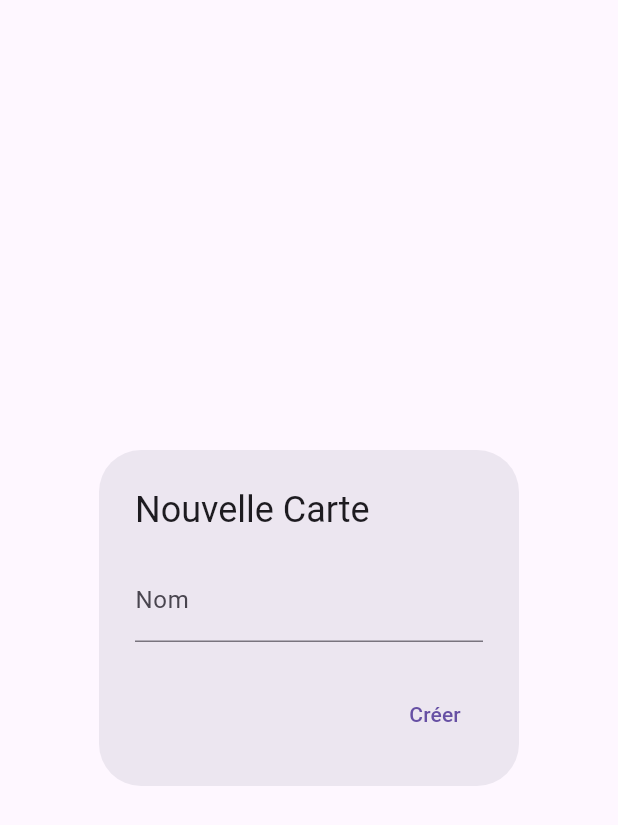
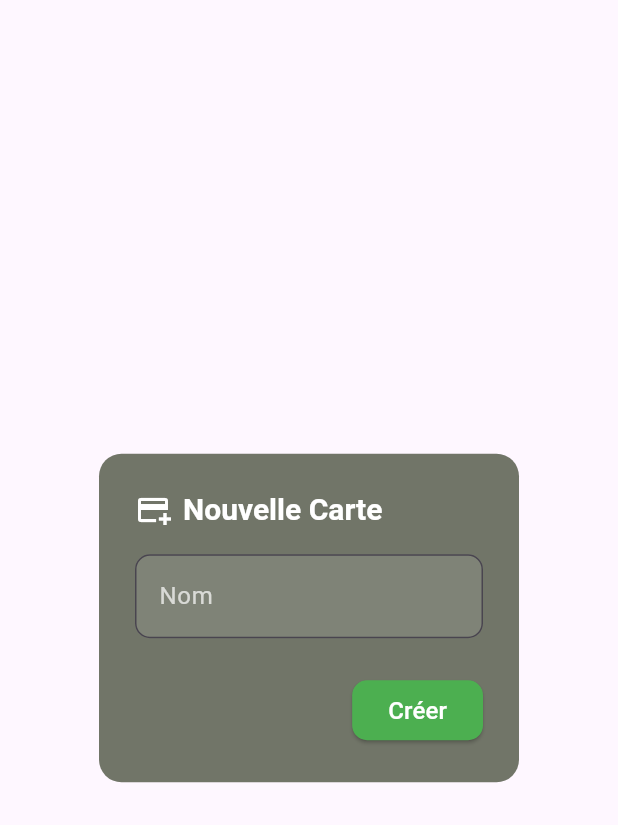
Before and after one commit to alexfrai/TrellApp, a Flutter app: the CardsNew widget shown alone on an empty page, opened directly with empty values, on a phone screen of 412 x 824 dp. Shown: the top 825 px of the screen. Run offline on Flutter 3.47's test engine with Material 3 defaults, Android fonts, the phone set to English and light mode, and no system bars; our stand-ins replace flutter_dotenv; network calls fail.

Commit message:
design alertdialog

```diff
--- a/lib/app/widgets/cards_new.dart
+++ b/lib/app/widgets/cards_new.dart
@@ -35,13 +35,10 @@ class _CardsNewState extends State<CardsNew> {
 
     if (response.statusCode == 200) {
       final newCard = json.decode(response.body);
-      if (response.statusCode == 200) {
-        final newCard = json.decode(response.body);
-        Navigator.pop(context, {
-          'id': newCard['id'],
-          'name': newCard['name'],
-        });
-      }
+      Navigator.pop(context, {
+        'id': newCard['id'],
+        'name': newCard['name'],
+      });
     }
 
     setState(() => _isLoading = false);
@@ -50,12 +47,63 @@ class _CardsNewState extends State<CardsNew> {
   @override
   Widget build(BuildContext context) {
     return AlertDialog(
-      title: const Text('Nouvelle Carte'),
+      shape: RoundedRectangleBorder(
+        borderRadius: BorderRadius.circular(15.0),
+      ),
+      backgroundColor: const Color.fromRGBO(113, 117, 104, 1),
+      title: Row(
+        children: const [
+          Icon(
+            Icons.add_card,
+            color: Colors.white,
+            size: 24.0,
+          ),
+          SizedBox(width: 8.0),
+          Text(
+            'Nouvelle Carte',
+            style: TextStyle(
+              color: Colors.white,
+              fontSize: 20.0,
+              fontWeight: FontWeight.bold,
+            ),
+          ),
+        ],
+      ),
       content: TextField(
         controller: _controller,
-        decoration: const InputDecoration(labelText: 'Nom'),
+        style: TextStyle(color: Colors.white),
+        decoration: InputDecoration(
+          labelText: 'Nom',
+          labelStyle: TextStyle(color: Colors.white70),
+          filled: true,
+          fillColor: Colors.white10,
+          border: OutlineInputBorder(
+            borderRadius: BorderRadius.circular(10.0),
+          ),
+        ),
       ),
-      actions: [TextButton(onPressed: _createCard, child: const Text('Créer'))],
+      actions: [
+        ElevatedButton(
+          onPressed: _isLoading ? null : _createCard,
+          style: ElevatedButton.styleFrom(
+            backgroundColor: Colors.green,
+            shape: RoundedRectangleBorder(
+              borderRadius: BorderRadius.circular(10.0),
+            ),
+          ),
+          child: _isLoading
+              ? CircularProgressIndicator(
+                  valueColor: AlwaysStoppedAnimation<Color>(Colors.white),
+                )
+              : Text(
+                  'Créer',
+                  style: TextStyle(
+                    color: Colors.white,
+                    fontSize: 16.0,
+                  ),
+                ),
+        ),
+      ],
     );
   }
 }
```
Also changed, not shown: lib/app/widgets/cards_modal.dart (+89 -9 lines).
